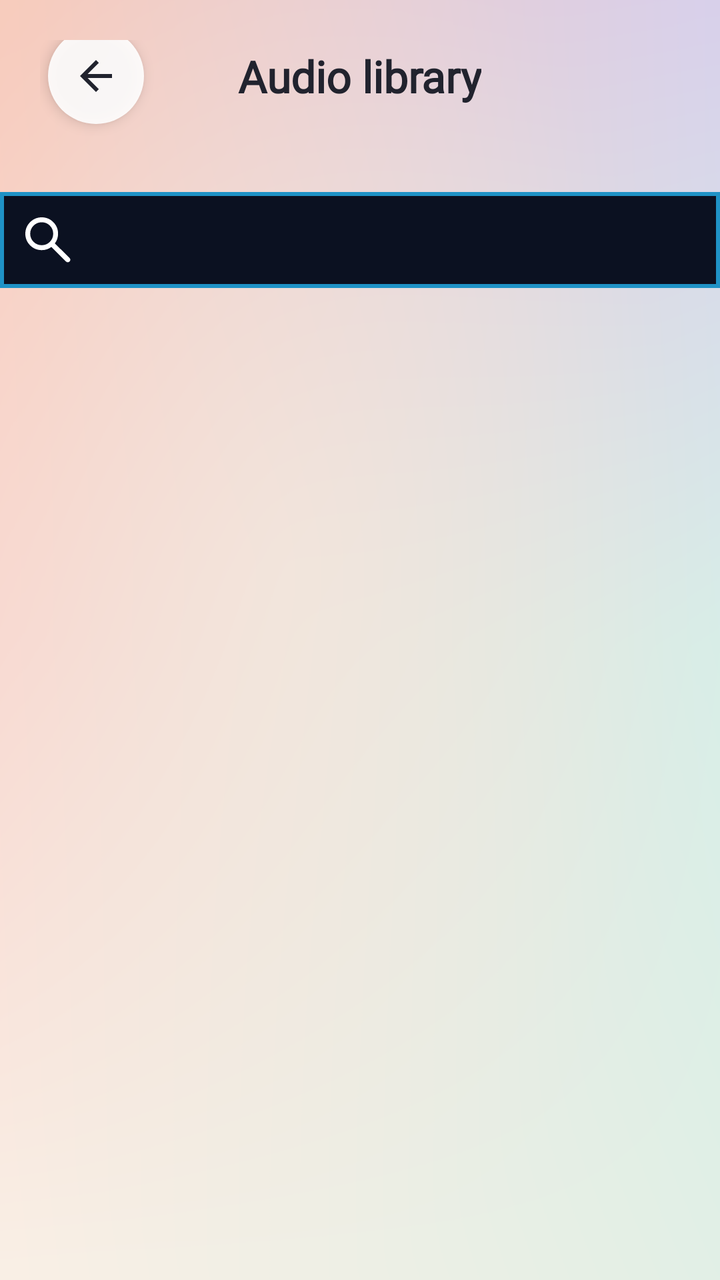
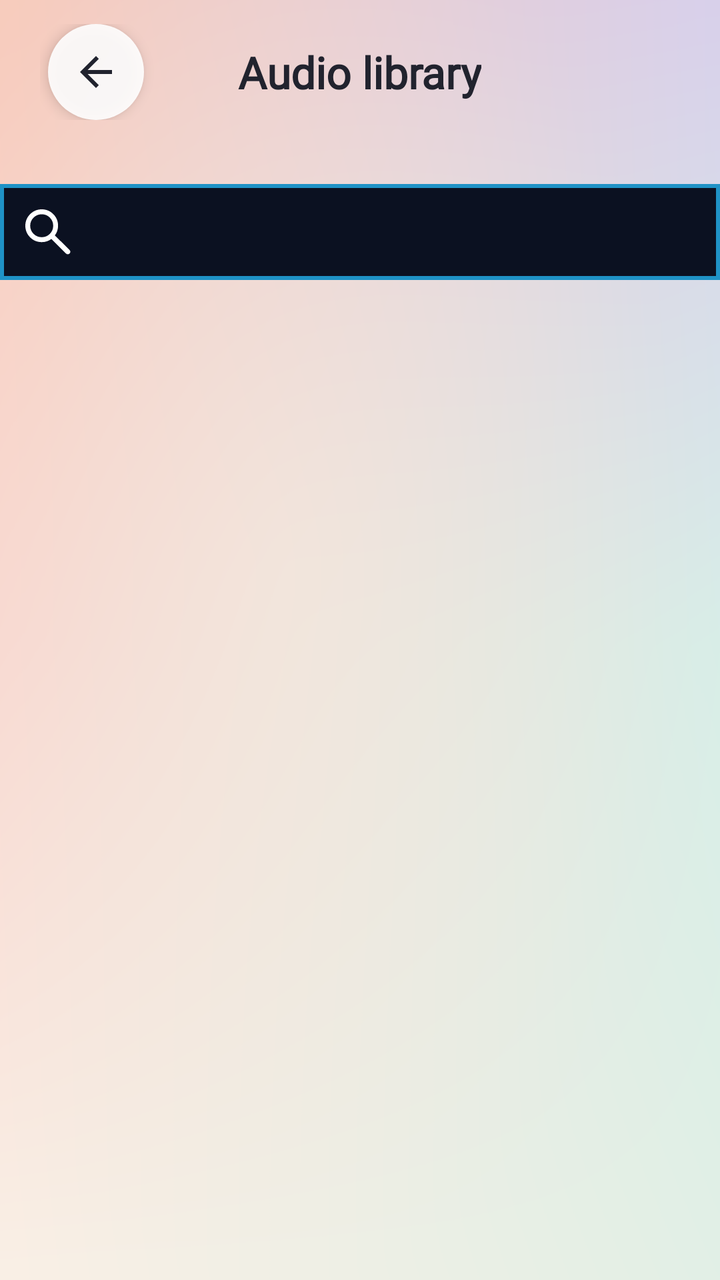

The first picture is an Android layout as it rendered before a commit; the second is the same layout after the commit. The layout source and the unified diff follow.
<!-- AndroidManifest.xml: application theme Theme.DecMictospeaker -->
<!-- res/layout/activity_record_audio_list_new.xml -->
<?xml version="1.0" encoding="utf-8"?>

<RelativeLayout xmlns:android="http://schemas.android.com/apk/res/android"
    xmlns:app="http://schemas.android.com/apk/res-auto"
    android:layout_width="match_parent"
    android:layout_height="match_parent"
    android:background="@drawable/bg_pastel_mesh">

    <RelativeLayout
        android:id="@+id/rl_top"
        android:layout_width="match_parent"
        android:layout_height="wrap_content"
        android:paddingStart="20dp"
        android:paddingTop="20dp"
        android:paddingEnd="20dp"
        android:paddingBottom="8dp">

        <ImageButton
            android:id="@+id/iv_back"
            style="@style/ToolControlCircleBack"
            android:layout_alignParentStart="true"
            android:layout_centerVertical="true"
            android:layout_marginStart="4dp"
            android:src="@drawable/tool_back"
            app:tint="@color/quality_text"
            android:contentDescription="@string/tool_back" />

        <TextView
            android:id="@+id/tv_tittle"
            android:layout_width="wrap_content"
            android:layout_height="wrap_content"
            android:layout_centerInParent="true"
            android:fontFamily="@font/poppins_bold"
            android:text="@string/quality_music_title"
            android:textColor="@color/quality_text"
            android:textSize="22sp"
            android:textStyle="bold" />
    </RelativeLayout>

    <RelativeLayout
        android:id="@+id/rl_search"
        android:layout_width="match_parent"
        android:layout_height="wrap_content"
        android:layout_below="@+id/rl_top"
        android:layout_marginTop="20dp"

        android:layout_marginStart="@dimen/_10sdp"

        android:layout_marginEnd="@dimen/_10sdp"
        android:layout_marginBottom="@dimen/_10sdp"
        android:background="@drawable/search_bg">

        <androidx.appcompat.widget.SearchView
            android:id="@+id/search"
            android:layout_width="match_parent"
            android:layout_height="wrap_content"
            android:clickable="true"
            android:focusable="true"
            android:theme="@style/SearchViewTheme"
            app:closeIcon="@drawable/ic_close"
            app:queryBackground="@android:color/transparent"
            app:queryHint="Type your filename here"
            app:searchHintIcon="@drawable/ic_search"
            app:searchIcon="@drawable/ic_search" />
    </RelativeLayout>

    <LinearLayout
        android:layout_width="match_parent"
        android:layout_height="match_parent"
        android:layout_above="@+id/nativeLay"
        android:layout_below="@+id/rl_search"
        android:orientation="vertical"
        android:weightSum="1">

        <RelativeLayout
            android:layout_width="match_parent"
            android:layout_height="match_parent"
            android:layout_marginBottom="30dp">

            <androidx.recyclerview.widget.RecyclerView
                android:id="@+id/rvSongList"
                android:layout_width="match_parent"
                android:layout_height="match_parent" />

            <TextView
                android:id="@+id/noData"
                android:layout_width="wrap_content"
                android:layout_height="wrap_content"
                android:layout_centerInParent="true"
                android:fontFamily="@font/poppins_regular"
                android:text="No saved audios."
                android:textColor="@color/quality_secondary"
                android:textSize="14sp"
                android:visibility="gone" />
        </RelativeLayout>
    </LinearLayout>

    <LinearLayout
        android:id="@+id/nativeLay"
        android:layout_width="match_parent"
        android:layout_height="wrap_content"
        android:layout_alignParentBottom="true"
        android:layout_marginTop="5dp"
        android:gravity="center_horizontal"
        android:orientation="vertical" />
</RelativeLayout>
<!-- resources referenced by this layout -->
<resources>
  <color name="quality_secondary">#5C5E6E</color>
  <color name="quality_text">#21232E</color>
  <!-- drawable ic_close (drawable) -->
  <?xml version="1.0" encoding="utf-8"?>
  
  <vector xmlns:android="http://schemas.android.com/apk/res/android" android:tint="@color/yellow" android:height="24dp" android:width="24dp" android:viewportWidth="24" android:viewportHeight="24">
      <path android:fillColor="@color/yellow" android:pathData="M19,6.41L17.59,5 12,10.59 6.41,5 5,6.41 10.59,12 5,17.59 6.41,19 12,13.41 17.59,19 19,17.59 13.41,12z"/>
  </vector>
  <!-- drawable search_bg (drawable) -->
  <?xml version="1.0" encoding="utf-8"?>
  
  <shape xmlns:android="http://schemas.android.com/apk/res/android" android:shape="rectangle">
      <solid android:color="@color/backgroundcolor"/>
      <corners android:radius="@dimen/_20sdp"/>
      <stroke android:width="2dp" android:color="@color/yellow"/>
  </shape>
  <!-- drawable tool_back (drawable) -->
  <vector xmlns:android="http://schemas.android.com/apk/res/android"
      android:width="24dp"
      android:height="24dp"
      android:viewportWidth="24"
      android:viewportHeight="24">
    <path
        android:fillColor="#21232E"
        android:pathData="M20,11H7.83l5.59,-5.59L12,4l-8,8 8,8 1.41,-1.41L7.83,13H20v-2z"/>
  </vector>
  <string name="quality_music_title">Audio library</string>
  <string name="tool_back">Back</string>
  <style name="SearchViewTheme" parent="@style/Widget.AppCompat.SearchView">
          <item name="android:textColorHint">#80ffffff</item>
          <item name="android:tint">@color/white</item>
          <item name="android:editTextColor">@android:color/white</item>
          <item name="searchHintIcon">@drawable/ic_search</item>
          <item name="searchIcon">@drawable/ic_search</item>
      </style>
  <style name="ToolControlCircleBack">
          <item name="android:layout_width">48dp</item>
          <item name="android:layout_height">48dp</item>
          <item name="android:minWidth">48dp</item>
          <item name="android:minHeight">48dp</item>
          <item name="android:padding">12dp</item>
          <item name="android:scaleType">fitCenter</item>
          <item name="android:background">@drawable/btn_circle_white</item>
          <item name="android:elevation">4dp</item>
          <item name="android:focusable">true</item>
          <item name="android:clickable">true</item>
      </style>
  <color name="yellow">#1F92C6</color>
  <color name="backgroundcolor">#0B1121</color>
  <color name="white">#FFFFFFFF</color>
  <!-- drawable btn_circle_white (drawable) -->
  <?xml version="1.0" encoding="utf-8"?>
  <ripple xmlns:android="http://schemas.android.com/apk/res/android"
      android:color="@color/pastel_circle_btn_pressed">
      <item>
          <shape android:shape="oval">
              <solid android:color="@color/pastel_circle_btn" />
          </shape>
      </item>
  </ripple>
  <color name="pastel_peach">#FCBBAB</color>
  <color name="pastel_peach_pressed">#F8A693</color>
  <color name="pastel_mint">#C0E6DE</color>
  <color name="pastel_mint_pressed">#A9D8CE</color>
  <color name="pastel_circle_btn_pressed">#D9F0ED</color>
  <color name="pastel_circle_btn">#E6FFFFFF</color>
  <!-- unchanged entries left out for length: 3 -->
</resources>

<!-- the commit's change to res/layout/activity_record_audio_list_new.xml (unified diff, before → after) -->
@@ -11,9 +11,9 @@
         android:layout_width="match_parent"
         android:layout_height="wrap_content"
         android:paddingStart="20dp"
-        android:paddingTop="20dp"
+        android:paddingTop="12dp"
         android:paddingEnd="20dp"
-        android:paddingBottom="8dp">
+        android:paddingBottom="12dp">
 
         <ImageButton
             android:id="@+id/iv_back"
